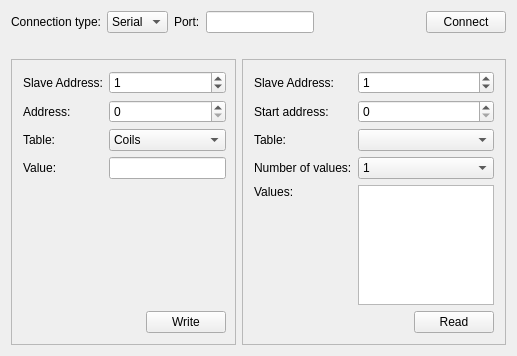
Old version of the form examples/serialbus/modbus/master/mainwindow.ui in the repository qt/qtserialbus.
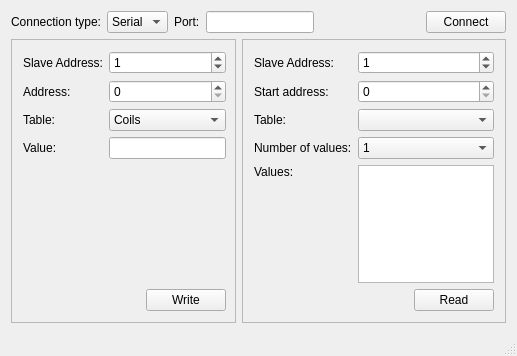
New version of the form.

Commit message:
Put error messages into the statusbar of master/slave examples
And while we are adding new includes related to the statusbar we may as
well convert existing includes to the proper qt style. This avoids
inconsistencies.

```diff
--- a/examples/serialbus/modbus/master/mainwindow.ui
+++ b/examples/serialbus/modbus/master/mainwindow.ui
@@ -93,16 +93,6 @@
         </property>
        </widget>
       </item>
-      <item row="1" column="0" colspan="6">
-       <widget class="QLabel" name="errorLabel">
-        <property name="text">
-         <string/>
-        </property>
-        <property name="wordWrap">
-         <bool>true</bool>
-        </property>
-       </widget>
-      </item>
      </layout>
     </item>
     <item>
@@ -449,6 +439,7 @@
     </item>
    </layout>
   </widget>
+  <widget class="QStatusBar" name="statusBar"/>
  </widget>
  <layoutdefault spacing="6" margin="11"/>
  <resources/>
```
The commit also changes 3 other files.
